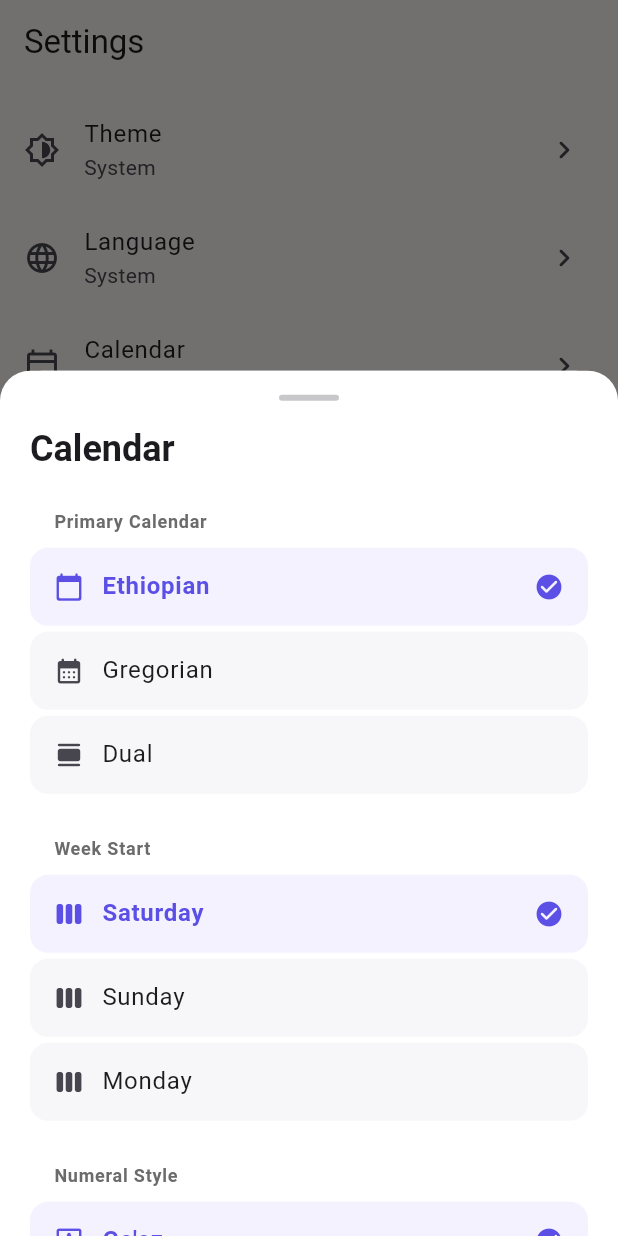
After one commit to Sami0988/ethio_planner_app, a Flutter app: the SettingsPage screen opened by its route, after a tap on "Calendar", on a phone screen of 412 x 824 dp. The commit adds this screen. Run offline on Flutter 3.47's test engine with Material 3 defaults, Android fonts, the phone set to English and light mode, and no system bars; our stand-ins replace clock, connectivity_plus, dio, drift, flutter_local_notifications, flutter_riverpod and 5 more; accounts and stored records are empty; generated files the repository leaves out were written again.

Commit message:
feat: Phase A complete — calendar settings, om/ti translations (35 keys each), Sprint 0 checklist
- Added CalendarSettings provider (display mode, week start, numeral preference, timezone)
- Added CalendarSettingsSheet widget with 3 setting groups
- Wired settings to CalendarGrid (week start offset, Ge'ez/Latin numerals, dual display)
- Added 35 missing translation keys to Afaan Oromo and Tigrinya
- Created Sprint 0 readiness checklist (docs/SPRINT0_CHECKLIST.md)
- Settings page now shows calendar, theme, and language toggles

```diff
--- /dev/null
+++ b/lib/core/providers/calendar_settings_provider.dart
@@ -0,0 +1,143 @@
+import 'package:flutter_riverpod/flutter_riverpod.dart';
+import 'package:shared_preferences/shared_preferences.dart';
+
+/// Primary calendar display mode.
+enum CalendarDisplayMode {
+  /// Show Ethiopian calendar as primary, Gregorian as secondary.
+  ethiopian,
+
+  /// Show Gregorian calendar as primary, Ethiopian as secondary.
+  gregorian,
+
+  /// Show both calendars side by side.
+  dual,
+}
+
+/// Week start day preference.
+enum WeekStartDay {
+  /// Saturday (Ethiopian default).
+  saturday,
+
+  /// Sunday (Western default).
+  sunday,
+
+  /// Monday (ISO default).
+  monday,
+}
+
+/// Numeral display preference.
+enum NumeralPreference {
+  /// Ge'ez numerals (፩፪፫...).
+  gez,
+
+  /// Latin/Arabic numerals (1, 2, 3...).
+  latin,
+}
+
+class CalendarSettings {
+  const CalendarSettings({
+    this.displayMode = CalendarDisplayMode.ethiopian,
+    this.weekStart = WeekStartDay.saturday,
+    this.numeralPreference = NumeralPreference.gez,
+    this.timezone = 'Africa/Addis_Ababa',
+  });
+
+  final CalendarDisplayMode displayMode;
+  final WeekStartDay weekStart;
+  final NumeralPreference numeralPreference;
+  final String timezone;
+
+  CalendarSettings copyWith({
+    CalendarDisplayMode? displayMode,
+    WeekStartDay? weekStart,
+    NumeralPreference? numeralPreference,
+    String? timezone,
+  }) {
+    return CalendarSettings(
+      displayMode: displayMode ?? this.displayMode,
+      weekStart: weekStart ?? this.weekStart,
+      numeralPreference: numeralPreference ?? this.numeralPreference,
+      timezone: timezone ?? this.timezone,
+    );
+  }
+
+  /// Returns the DateTime.weekday value (1=Monday..7=Sunday) for the
+  /// configured week start.
+  int get weekStartDay {
+    switch (weekStart) {
+      case WeekStartDay.saturday:
+        return 6;
+      case WeekStartDay.sunday:
+        return 7;
+      case WeekStartDay.monday:
+        return 1;
+    }
+  }
+}
+
+class CalendarSettingsNotifier extends Notifier<CalendarSettings> {
+  static const _kDisplayModeKey = 'calendar_display_mode';
+  static const _kWeekStartKey = 'calendar_week_start';
+  static const _kNumeralKey = 'calendar_numeral';
+  static const _kTimezoneKey = 'calendar_timezone';
+
+  @override
+  CalendarSettings build() {
+    _loadSettings();
+    return const CalendarSettings();
+  }
+
+  Future<void> _loadSettings() async {
+    final prefs = await SharedPreferences.getInstance();
+    final displayIndex = prefs.getInt(_kDisplayModeKey);
+    final weekStartIndex = prefs.getInt(_kWeekStartKey);
+    final numeralIndex = prefs.getInt(_kNumeralKey);
+    final timezone = prefs.getString(_kTimezoneKey);
+
+    state = CalendarSettings(
+      displayMode:
+          displayIndex != null &&
+              displayIndex < CalendarDisplayMode.values.length
+          ? CalendarDisplayMode.values[displayIndex]
+          : CalendarDisplayMode.ethiopian,
+      weekStart:
+          weekStartIndex != null && weekStartIndex < WeekStartDay.values.length
+          ? WeekStartDay.values[weekStartIndex]
+          : WeekStartDay.saturday,
+      numeralPreference:
+          numeralIndex != null && numeralIndex < NumeralPreference.values.length
+          ? NumeralPreference.values[numeralIndex]
+          : NumeralPreference.gez,
+      timezone: timezone ?? 'Africa/Addis_Ababa',
+    );
+  }
+
+  Future<void> setDisplayMode(CalendarDisplayMode mode) async {
+    state = state.copyWith(displayMode: mode);
+    final prefs = await SharedPreferences.getInstance();
+    await prefs.setInt(_kDisplayModeKey, mode.index);
+  }
+
+  Future<void> setWeekStart(WeekStartDay day) async {
+    state = state.copyWith(weekStart: day);
+    final prefs = await SharedPreferences.getInstance();
+    await prefs.setInt(_kWeekStartKey, day.index);
+  }
+
+  Future<void> setNumeralPreference(NumeralPreference pref) async {
+    state = state.copyWith(numeralPreference: pref);
+    final prefs = await SharedPreferences.getInstance();
+    await prefs.setInt(_kNumeralKey, pref.index);
+  }
+
+  Future<void> setTimezone(String tz) async {
+    state = state.copyWith(timezone: tz);
+    final prefs = await SharedPreferences.getInstance();
+    await prefs.setString(_kTimezoneKey, tz);
+  }
+}
+
+final calendarSettingsProvider =
+    NotifierProvider<CalendarSettingsNotifier, CalendarSettings>(
+      CalendarSettingsNotifier.new,
+    );
--- a/lib/features/settings/presentation/pages/settings_page.dart
+++ b/lib/features/settings/presentation/pages/settings_page.dart
@@ -3,7 +3,9 @@ import 'package:flutter/material.dart';
 import 'package:flutter_riverpod/flutter_riverpod.dart';
 
 import '../../../../core/localization/locale_provider.dart';
+import '../../../../core/providers/calendar_settings_provider.dart';
 import '../../../../core/providers/theme_mode_provider.dart';
+import '../widgets/calendar_settings_sheet.dart';
 import '../widgets/language_selector.dart';
 import '../widgets/theme_selector.dart';
 
@@ -39,11 +41,36 @@ class SettingsPage extends ConsumerWidget {
     }
   }
 
+  String _calendarModeLabel(BuildContext context, CalendarDisplayMode mode) {
+    final l10n = AppLocalizations.of(context);
+    switch (mode) {
+      case CalendarDisplayMode.ethiopian:
+        return l10n.settingsPrimaryCalendarEthiopian;
+      case CalendarDisplayMode.gregorian:
+        return l10n.settingsPrimaryCalendarGregorian;
+      case CalendarDisplayMode.dual:
+        return l10n.settingsPrimaryCalendarDual;
+    }
+  }
+
+  String _weekStartLabel(BuildContext context, WeekStartDay day) {
+    final l10n = AppLocalizations.of(context);
+    switch (day) {
+      case WeekStartDay.saturday:
+        return l10n.settingsWeekStartSaturday;
+      case WeekStartDay.sunday:
+        return l10n.settingsWeekStartSunday;
+      case WeekStartDay.monday:
+        return l10n.settingsWeekStartMonday;
+    }
+  }
+
   @override
   Widget build(BuildContext context, WidgetRef ref) {
     final l10n = AppLocalizations.of(context);
     final themeMode = ref.watch(themeModeProvider);
     final locale = ref.watch(localeProvider);
+    final calendarSettings = ref.watch(calendarSettingsProvider);
 
     return Scaffold(
       appBar: AppBar(title: Text(l10n.moreSettings)),
@@ -64,6 +91,16 @@ class SettingsPage extends ConsumerWidget {
             trailing: const Icon(Icons.chevron_right_rounded),
             onTap: () => LanguageSelector.show(context),
           ),
+          ListTile(
+            leading: const Icon(Icons.calendar_today_outlined),
+            title: Text(l10n.settingsCalendar),
+            subtitle: Text(
+              '${_calendarModeLabel(context, calendarSettings.displayMode)} · '
+              '${_weekStartLabel(context, calendarSettings.weekStart)}',
+            ),
+            trailing: const Icon(Icons.chevron_right_rounded),
+            onTap: () => CalendarSettingsSheet.show(context),
+          ),
           const Divider(height: 32),
           ListTile(
             leading: const Icon(Icons.info_outline),
--- /dev/null
+++ b/lib/features/settings/presentation/widgets/calendar_settings_sheet.dart
@@ -0,0 +1,205 @@
+import 'package:ethio_planner/l10n/generated/app_localizations.dart';
+import 'package:flutter/material.dart';
+import 'package:flutter_riverpod/flutter_riverpod.dart';
+
+import '../../../../core/providers/calendar_settings_provider.dart';
+import '../../../../shared/widgets/section_header.dart';
+
+class CalendarSettingsSheet extends ConsumerWidget {
+  const CalendarSettingsSheet({super.key});
+
+  static Future<void> show(BuildContext context) {
+    return showModalBottomSheet<void>(
+      context: context,
+      isScrollControlled: true,
+      useSafeArea: true,
+      builder: (_) => const CalendarSettingsSheet(),
+    );
+  }
+
+  @override
+  Widget build(BuildContext context, WidgetRef ref) {
+    final l10n = AppLocalizations.of(context);
+    final settings = ref.watch(calendarSettingsProvider);
+    final notifier = ref.read(calendarSettingsProvider.notifier);
+    final theme = Theme.of(context);
+
+    return DraggableScrollableSheet(
+      initialChildSize: 0.7,
+      minChildSize: 0.4,
+      maxChildSize: 0.9,
+      expand: false,
+      builder: (context, scrollController) {
+        return Container(
+          decoration: BoxDecoration(
+            color: theme.colorScheme.surface,
+            borderRadius: const BorderRadius.vertical(top: Radius.circular(20)),
+          ),
+          child: ListView(
+            controller: scrollController,
+            padding: const EdgeInsets.symmetric(horizontal: 20, vertical: 16),
+            children: [
+              Center(
+                child: Container(
+                  width: 40,
+                  height: 4,
+                  decoration: BoxDecoration(
+                    color: theme.colorScheme.onSurfaceVariant.withValues(
+                      alpha: 0.3,
+                    ),
+                    borderRadius: BorderRadius.circular(2),
+                  ),
+                ),
+              ),
+              const SizedBox(height: 16),
+              Text(
+                l10n.settingsCalendar,
+                style: theme.textTheme.headlineSmall?.copyWith(
+                  fontWeight: FontWeight.w700,
+                ),
+              ),
+              const SizedBox(height: 24),
+
+              // Primary Calendar
+              SectionHeader(label: l10n.settingsPrimaryCalendar),
+              const SizedBox(height: 8),
+              _CalendarOptionTile(
+                title: l10n.settingsPrimaryCalendarEthiopian,
+                icon: Icons.calendar_today_rounded,
+                isSelected:
+                    settings.displayMode == CalendarDisplayMode.ethiopian,
+                onTap: () =>
+                    notifier.setDisplayMode(CalendarDisplayMode.ethiopian),
+              ),
+              _CalendarOptionTile(
+                title: l10n.settingsPrimaryCalendarGregorian,
+                icon: Icons.calendar_month_rounded,
+                isSelected:
+                    settings.displayMode == CalendarDisplayMode.gregorian,
+                onTap: () =>
+                    notifier.setDisplayMode(CalendarDisplayMode.gregorian),
+              ),
+              _CalendarOptionTile(
+                title: l10n.settingsPrimaryCalendarDual,
+                icon: Icons.calendar_view_day_rounded,
+                isSelected: settings.displayMode == CalendarDisplayMode.dual,
+                onTap: () => notifier.setDisplayMode(CalendarDisplayMode.dual),
+              ),
+              const SizedBox(height: 24),
+
+              // Week Start
+              SectionHeader(label: l10n.settingsWeekStart),
+              const SizedBox(height: 8),
+              _CalendarOptionTile(
+                title: l10n.settingsWeekStartSaturday,
+                icon: Icons.view_week_rounded,
+                isSelected: settings.weekStart == WeekStartDay.saturday,
+                onTap: () => notifier.setWeekStart(WeekStartDay.saturday),
+              ),
+              _CalendarOptionTile(
+                title: l10n.settingsWeekStartSunday,
+                icon: Icons.view_week_rounded,
+                isSelected: settings.weekStart == WeekStartDay.sunday,
+                onTap: () => notifier.setWeekStart(WeekStartDay.sunday),
+              ),
+              _CalendarOptionTile(
+                title: l10n.settingsWeekStartMonday,
+                icon: Icons.view_week_rounded,
+                isSelected: settings.weekStart == WeekStartDay.monday,
+                onTap: () => notifier.setWeekStart(WeekStartDay.monday),
+              ),
+              const SizedBox(height: 24),
+
+              // Numeral Style
+              SectionHeader(label: l10n.settingsNumeralStyle),
+              const SizedBox(height: 8),
+              _CalendarOptionTile(
+                title: l10n.settingsNumeralGez,
+                icon: Icons.font_download_outlined,
+                isSelected: settings.numeralPreference == NumeralPreference.gez,
+                onTap: () =>
+                    notifier.setNumeralPreference(NumeralPreference.gez),
+              ),
+              _CalendarOptionTile(
+                title: l10n.settingsNumeralLatin,
+                icon: Icons.text_fields_rounded,
+                isSelected:
+                    settings.numeralPreference == NumeralPreference.latin,
+                onTap: () =>
+                    notifier.setNumeralPreference(NumeralPreference.latin),
+              ),
+              const SizedBox(height: 32),
+            ],
+          ),
+        );
+      },
+    );
+  }
+}
+
+class _CalendarOptionTile extends StatelessWidget {
+  const _CalendarOptionTile({
+    required this.title,
+    required this.icon,
+    required this.isSelected,
+    required this.onTap,
+  });
+
+  final String title;
+  final IconData icon;
+  final bool isSelected;
+  final VoidCallback onTap;
+
+  @override
+  Widget build(BuildContext context) {
+    final theme = Theme.of(context);
+
+    return Padding(
+      padding: const EdgeInsets.only(bottom: 4),
+      child: Material(
+        color: isSelected
+            ? theme.colorScheme.primaryContainer.withValues(alpha: 0.4)
+            : theme.colorScheme.surfaceContainerHighest.withValues(alpha: 0.3),
+        borderRadius: BorderRadius.circular(12),
+        child: InkWell(
+          borderRadius: BorderRadius.circular(12),
+          onTap: onTap,
+          child: Padding(
+            padding: const EdgeInsets.symmetric(horizontal: 16, vertical: 14),
+            child: Row(
+              children: [
+                Icon(
+                  icon,
+                  size: 20,
+                  color: isSelected
+                      ? theme.colorScheme.primary
+                      : theme.colorScheme.onSurfaceVariant,
+                ),
+                const SizedBox(width: 12),
+                Expanded(
+                  child: Text(
+                    title,
+                    style: theme.textTheme.bodyLarge?.copyWith(
+                      color: isSelected
+                          ? theme.colorScheme.primary
+                          : theme.colorScheme.onSurface,
+                      fontWeight: isSelected
+                          ? FontWeight.w600
+                          : FontWeight.w400,
+                    ),
+                  ),
+                ),
+                if (isSelected)
+                  Icon(
+                    Icons.check_circle_rounded,
+                    size: 20,
+                    color: theme.colorScheme.primary,
+                  ),
+              ],
+            ),
+          ),
+        ),
+      ),
+    );
+  }
+}
--- a/lib/l10n/app_en.arb
+++ b/lib/l10n/app_en.arb
@@ -147,5 +147,20 @@
   "filterWeek": "Week",
   "filterMonth": "Month",
   "filterAll": "All",
-  "calendarAllEvents": "All Events"
+  "calendarAllEvents": "All Events",
+  "settingsCalendar": "Calendar",
+  "settingsPrimaryCalendar": "Primary Calendar",
+  "settingsPrimaryCalendarEthiopian": "Ethiopian",
+  "settingsPrimaryCalendarGregorian": "Gregorian",
+  "settingsPrimaryCalendarDual": "Dual",
+  "settingsWeekStart": "Week Start",
+  "settingsWeekStartSaturday": "Saturday",
+  "settingsWeekStartSunday": "Sunday",
+  "settingsWeekStartMonday": "Monday",
+  "settingsNumeralStyle": "Numeral Style",
+  "settingsNumeralGez": "Ge'ez",
+  "settingsNumeralLatin": "Latin",
+  "settingsTimezone": "Timezone",
+  "settingsTimezoneAddisAbaba": "Addis Ababa",
+  "settingsTimezoneGMT": "GMT"
 }
```
Also changed, not shown: lib/features/calendar/presentation/widgets/calendar_grid.dart (+51 -23 lines), lib/l10n/app_am.arb (+16 -1 lines), lib/l10n/app_om.arb (+56 -1 lines), lib/l10n/app_ti.arb (+56 -1 lines), lib/features/settings/presentation/widgets/language_selector.dart (line endings or trailing spaces), lib/features/settings/presentation/widgets/theme_selector.dart (line endings or trailing spaces), lib/l10n/generated/app_localizations.dart, lib/l10n/generated/app_localizations_am.dart, lib/l10n/generated/app_localizations_en.dart, lib/l10n/generated/app_localizations_om.dart, lib/l10n/generated/app_localizations_ti.dart, 1 other file.
